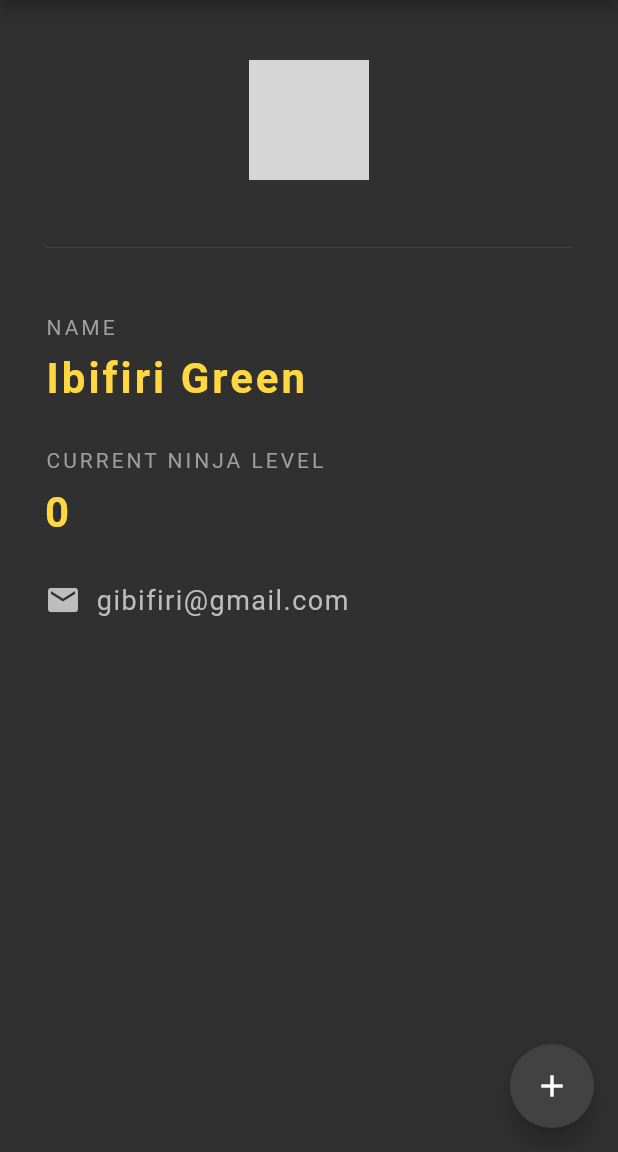
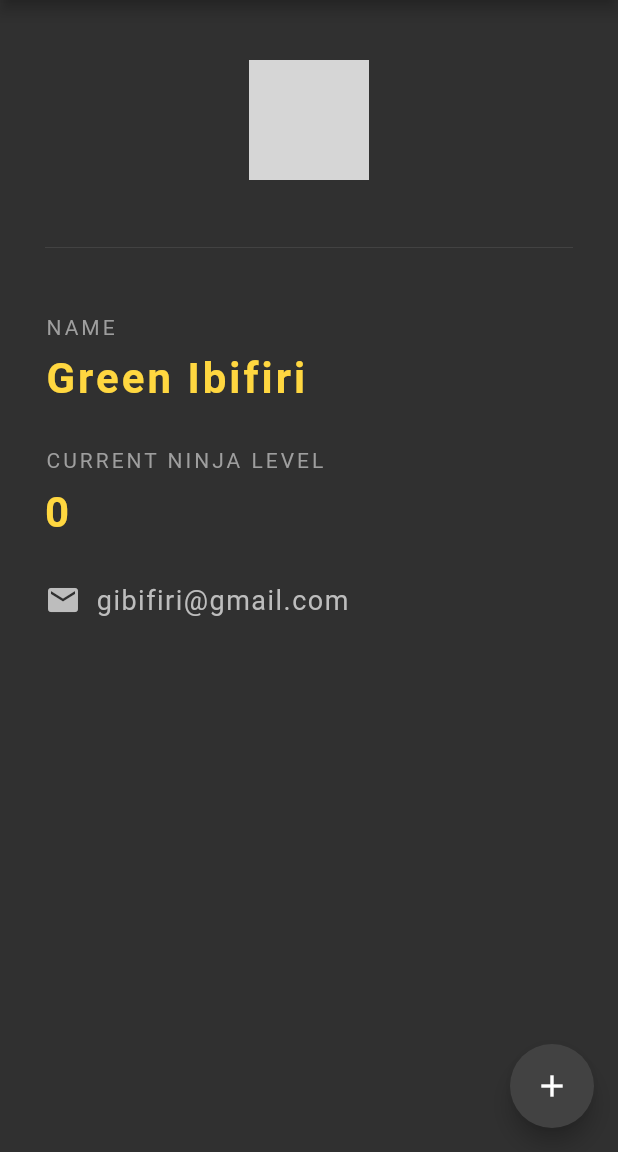
Before and after one commit to Tamunoibifiri/ninja_id_card, a Flutter app: the screen it shows after launch, on a phone screen of 412 x 824 dp, the part 84-1236 px from its top. Run offline on Flutter 3.47's test engine with Material 2 defaults, Android fonts, the phone set to English and light mode, and no system bars; grey boxes are pictures that could not be loaded.

Commit message:
second commit

```diff
--- a/lib/features/home/presentation/view/home.dart
+++ b/lib/features/home/presentation/view/home.dart
@@ -35,7 +35,7 @@ class NinjaCard extends StatelessWidget {
           ),
           Align(alignment: Alignment.topLeft, child: Text("NAME", style:TextStyle(color: Colors.grey, letterSpacing: 2,))),
           SizedBox(height: 10,),
-          Align(alignment: Alignment.topLeft, child: Text("Ibifiri Green", style:TextStyle(color: Colors.amberAccent[200], letterSpacing: 2,fontWeight: FontWeight.bold, fontSize: 28 ))),
+          Align(alignment: Alignment.topLeft, child: Text("Green Ibifiri", style:TextStyle(color: Colors.amberAccent[200], letterSpacing: 2,fontWeight: FontWeight.bold, fontSize: 28 ))),
           SizedBox(height: 30,),
           Align(alignment: Alignment.topLeft, child: Text("CURRENT NINJA LEVEL", style:TextStyle(color: Colors.grey, letterSpacing: 2,))),
           SizedBox(height: 10,),
```
